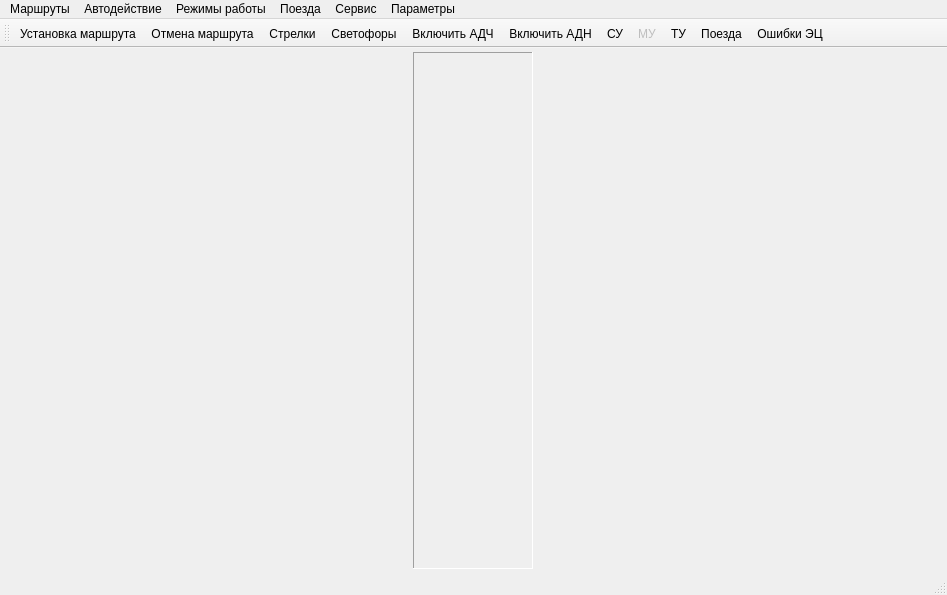
First picture: the form in monitor/mainwindow.ui, repository eugene-pa/armdncqt, before the edit.
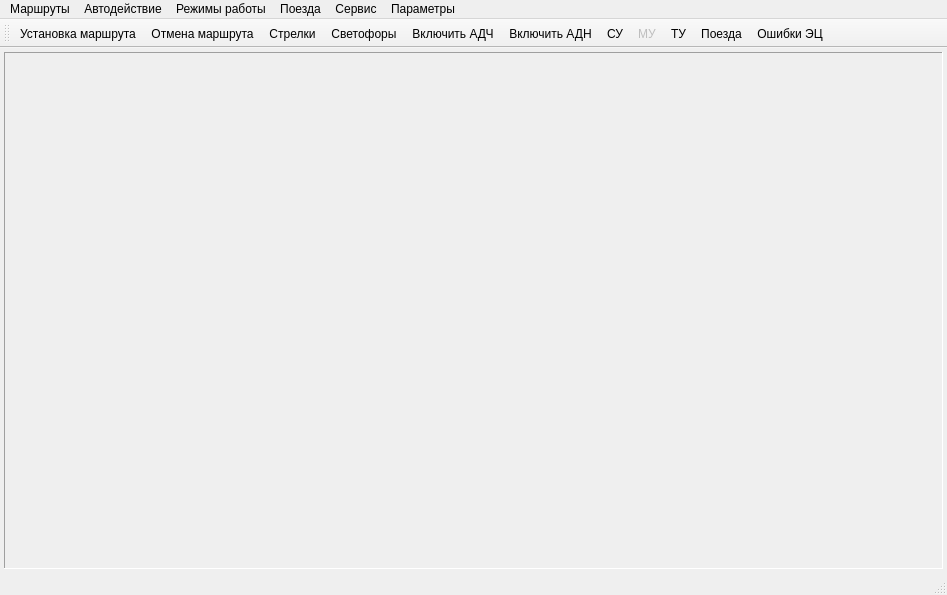
Second picture: the form after the edit. Icons and pictures are not drawn.

```diff
--- a/monitor/mainwindow.ui
+++ b/monitor/mainwindow.ui
@@ -43,16 +43,10 @@
      <widget class="QFrame" name="frame_st">
       <property name="minimumSize">
        <size>
-        <width>120</width>
+        <width>130</width>
         <height>0</height>
        </size>
       </property>
-      <property name="maximumSize">
-       <size>
-        <width>120</width>
-        <height>16777215</height>
-       </size>
-      </property>
       <property name="frameShape">
        <enum>QFrame::Panel</enum>
       </property>
```
